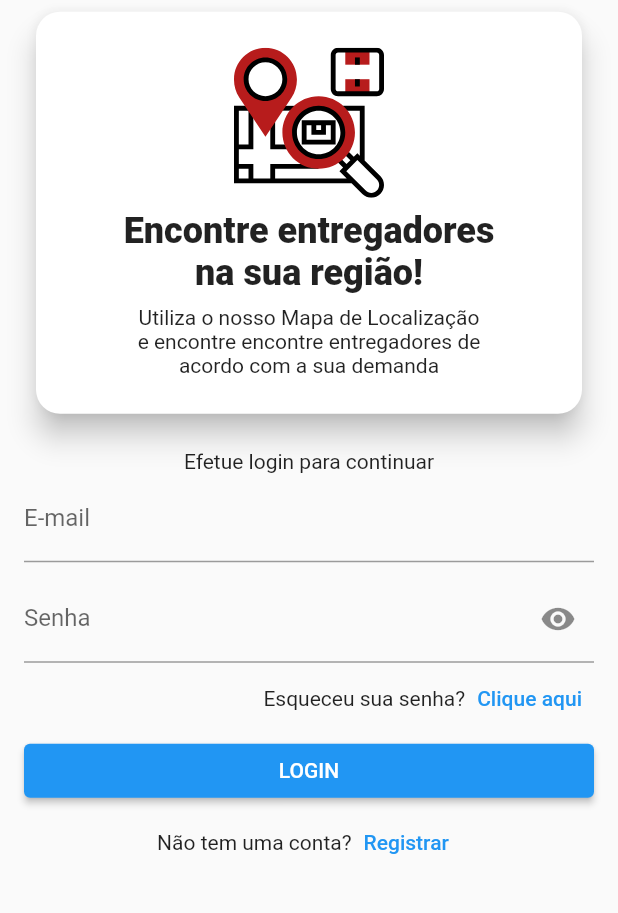
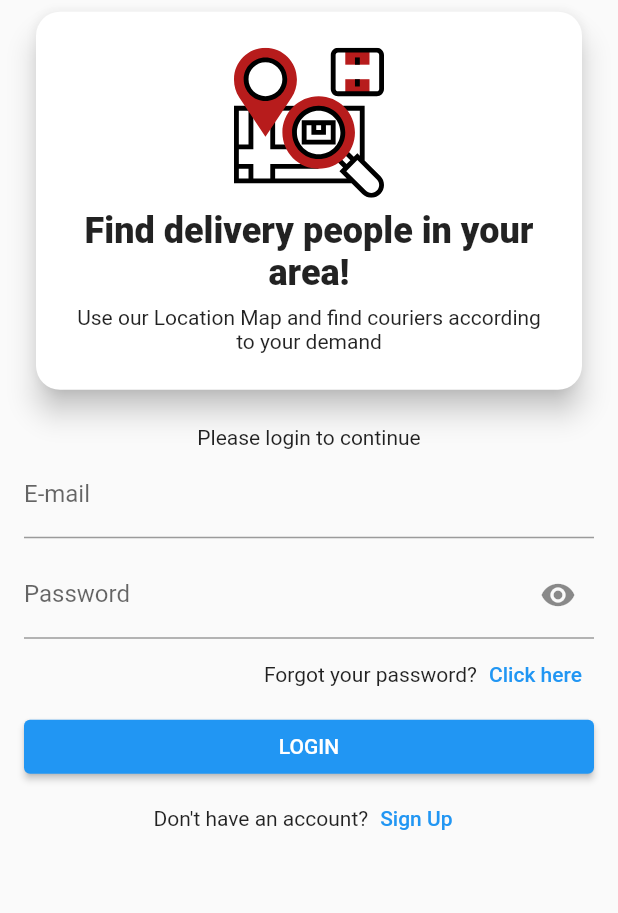
Before and after one commit to pmalaquias/delivery_express, a Flutter app: the screen it shows after launch, on a phone screen of 412 x 824 dp, the part 166-1079 px from its top. Run offline on Flutter 3.47's test engine with Material 2 defaults, Android fonts, the phone set to English and light mode, and no system bars; our stand-ins replace flutter_svg.

Commit message:
Starting the Application Translation

```diff
--- a/lib/main/app.dart
+++ b/lib/main/app.dart
@@ -1,6 +1,9 @@
 import 'package:flutter/material.dart';
+import 'package:flutter_localizations/flutter_localizations.dart';
 
+import '../l10n/strings/app_localizations.dart';
 import '../ui/pages/pages..dart';
+import '../ui/theme/theme.dart';
 
 class DeliveryExpressApp extends StatelessWidget {
   const DeliveryExpressApp({Key? key}) : super(key: key);
@@ -8,9 +11,16 @@ class DeliveryExpressApp extends StatelessWidget {
   Widget build(BuildContext context) {
     return MaterialApp(
       title: 'Delivery Express',
-      theme: ThemeData(
-        primarySwatch: Colors.blue,
-      ),
+      localizationsDelegates: const [
+        AppLocalizations.delegate,
+        GlobalMaterialLocalizations.delegate,
+      ],
+      supportedLocales: const [
+        Locale('en', ''), // English, no country code
+        Locale('pt', ''), // Spanish, no country code
+        //Locale('es', ''), // Spanish, no country code
+      ],
+      theme: AppTheme.lightThemeData,
       debugShowCheckedModeBanner: false,
       home: const LoginPage(),
     );
--- a/lib/ui/pages/login/login_page.dart
+++ b/lib/ui/pages/login/login_page.dart
@@ -1,3 +1,4 @@
+import 'package:delivery_express/l10n/strings/app_localizations.dart';
 import 'package:flutter/material.dart';
 import 'package:flutter_svg/flutter_svg.dart';
 
@@ -39,14 +40,14 @@ class _LoginPageState extends State<LoginPage> {
                         children: [
                           SvgPicture.asset(Images.mapEg),
                           const SizedBox(height: 8),
-                          const Text(
-                            'Encontre entregadores \nna sua região!',
-                            style: TextStyle(fontWeight: FontWeight.w800, fontSize: 24),
+                          Text(
+                            AppLocalizations.of(context)!.welcomeCardTitle,
+                            style: const TextStyle(fontWeight: FontWeight.w800, fontSize: 24),
                             textAlign: TextAlign.center,
                           ),
                           const SizedBox(height: 8),
-                          const Text(
-                            'Utiliza o nosso Mapa de Localização \ne encontre encontre entregadores de \nacordo com a sua demanda',
+                          Text(
+                            AppLocalizations.of(context)!.welcomeCardMenssage,
                             textAlign: TextAlign.center,
                           ),
                         ],
@@ -56,22 +57,22 @@ class _LoginPageState extends State<LoginPage> {
                   const SizedBox(
                     height: 16,
                   ),
-                  const Text(
-                    'Efetue login para continuar',
+                  Text(
+                    AppLocalizations.of(context)!.loginMenssage,
                     textAlign: TextAlign.center,
                   ),
                   TextFormField(
-                    decoration: const InputDecoration(
-                      hintText: 'E-mail',
-                      label: Text('E-mail'),
+                    decoration: InputDecoration(
+                      hintText: AppLocalizations.of(context)!.email,
+                      label: Text(AppLocalizations.of(context)!.email),
                     ),
                     keyboardType: TextInputType.emailAddress,
                   ),
                   const SizedBox(height: 8),
                   TextFormField(
                     decoration: InputDecoration(
-                      hintText: 'Senha',
-                      label: const Text('Senha'),
+                      hintText: AppLocalizations.of(context)!.password,
+                      label: Text(AppLocalizations.of(context)!.password),
                       suffixIcon: IconButton(
                         focusColor: AppColors.primaryRed,
                         icon: visibilityIcon,
@@ -92,25 +93,25 @@ class _LoginPageState extends State<LoginPage> {
                   Row(
                     mainAxisAlignment: MainAxisAlignment.end,
                     children: [
-                      const Text('Esqueceu sua senha?'),
+                      Text(AppLocalizations.of(context)!.forgotPasswordMenssage),
                       TextButton(
                         onPressed: () {},
-                        child: const Text('Clique aqui'),
+                        child: Text(AppLocalizations.of(context)!.forgotPasswordButton),
                       ),
                     ],
                   ),
                   ElevatedButton(
                     onPressed: () {},
-                    child: const Text('LOGIN'),
+                    child: Text(AppLocalizations.of(context)!.loginButton.toUpperCase()),
                     //color: Colors.red,
                   ),
                   Row(
                     mainAxisAlignment: MainAxisAlignment.center,
                     children: [
-                      const Text('Não tem uma conta?'),
+                      Text(AppLocalizations.of(context)!.signUpMessage),
                       TextButton(
                         onPressed: () {},
-                        child: const Text('Registrar'),
+                        child: Text(AppLocalizations.of(context)!.signUpButton),
                       ),
                     ],
                   ),
```
